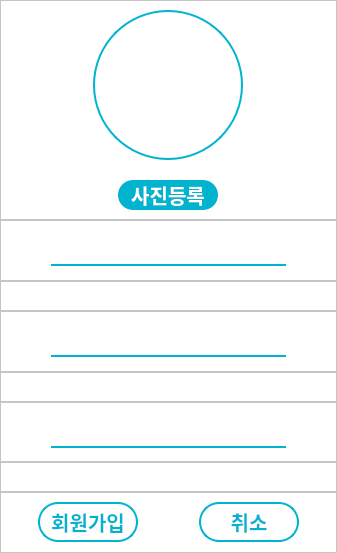
Qt form client/view/view_membership.ui (si-yeon/management_program) before a commit.
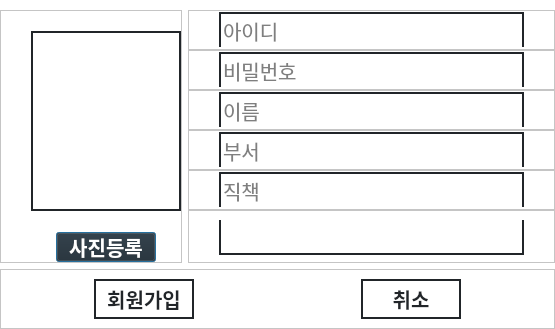
The same form after that commit.

The edit to the form file:
```diff
--- a/client/view/view_membership.ui
+++ b/client/view/view_membership.ui
@@ -6,8 +6,8 @@
    <rect>
     <x>0</x>
     <y>0</y>
-    <width>337</width>
-    <height>553</height>
+    <width>555</width>
+    <height>329</height>
    </rect>
   </property>
   <property name="windowTitle">
@@ -17,15 +17,30 @@
    <string notr="true">font-family: Pretendard;
 background-color: rgb(255, 255, 255);</string>
   </property>
-  <layout class="QVBoxLayout" name="verticalLayout">
+  <layout class="QVBoxLayout" name="verticalLayout_2">
    <property name="spacing">
-    <number>0</number>
+    <number>6</number>
    </property>
    <property name="leftMargin">
     <number>0</number>
    </property>
    <property name="topMargin">
     <number>0</number>
+   </property>
+   <property name="rightMargin">
+    <number>0</number>
+   </property>
+   <property name="bottomMargin">
+    <number>0</number>
+   </property>
+   <item>
+    <widget class="QWidget" name="widget_2" native="true">
+     <layout class="QHBoxLayout" name="horizontalLayout_8">
+      <property name="leftMargin">
+       <number>0</number>
+      </property>
+      <property name="topMargin">
+       <number>10</number>
    </property>
    <property name="rightMargin">
     <number>0</number>
@@ -45,6 +60,18 @@
       <property name="spacing">
        <number>0</number>
       </property>
+         <property name="leftMargin">
+          <number>30</number>
+         </property>
+         <property name="topMargin">
+          <number>0</number>
+         </property>
+         <property name="rightMargin">
+          <number>0</number>
+         </property>
+         <property name="bottomMargin">
+          <number>0</number>
+         </property>
       <item alignment="Qt::AlignHCenter">
        <widget class="QFrame" name="verticalFrame">
         <property name="minimumSize">
@@ -69,21 +96,23 @@
          <property name="bottomMargin">
           <number>0</number>
          </property>
-         <item>
+            <item alignment="Qt::AlignHCenter|Qt::AlignVCenter">
           <widget class="QLabel" name="lb_profile_img">
            <property name="minimumSize">
             <size>
              <width>150</width>
-             <height>150</height>
+                <height>180</height>
             </size>
            </property>
            <property name="styleSheet">
-            <string notr="true">border: 2px solid #00b3ce;
-border-radius: 75;</string>
+               <string notr="true">border: 2px solid #212529;</string>
            </property>
            <property name="text">
             <string/>
            </property>
+             </widget>
+            </item>
+           </layout>
           </widget>
          </item>
          <item alignment="Qt::AlignHCenter">
@@ -100,11 +129,17 @@
              <height>30</height>
             </size>
            </property>
+           <property name="maximumSize">
+            <size>
+             <width>16777215</width>
+             <height>30</height>
+            </size>
+           </property>
            <property name="styleSheet">
-            <string notr="true">background: #00b3ce;
+            <string notr="true">background:  #212529;
     color: #ffffff;
     font-weight: 500;
-border-radius: 15px;
+ border-radius: 0.5rem;
     font-size: 20px;</string>
            </property>
            <property name="text">
@@ -115,11 +150,32 @@
         </layout>
        </widget>
       </item>
-     </layout>
-    </widget>
-   </item>
+      <item>
+       <widget class="QWidget" name="widget" native="true">
+        <layout class="QVBoxLayout" name="verticalLayout">
+         <property name="spacing">
+          <number>0</number>
+         </property>
+         <property name="leftMargin">
+          <number>0</number>
+         </property>
+         <property name="topMargin">
+          <number>0</number>
+         </property>
+         <property name="rightMargin">
+          <number>0</number>
+         </property>
+         <property name="bottomMargin">
+          <number>0</number>
+         </property>
    <item>
     <widget class="QFrame" name="frame_2">
+           <property name="minimumSize">
+            <size>
+             <width>0</width>
+             <height>40</height>
+            </size>
+           </property>
      <property name="frameShape">
       <enum>QFrame::StyledPanel</enum>
      </property>
@@ -131,23 +187,31 @@
        <number>0</number>
       </property>
       <property name="leftMargin">
-       <number>50</number>
+             <number>30</number>
       </property>
       <property name="topMargin">
        <number>0</number>
       </property>
       <property name="rightMargin">
-       <number>50</number>
+             <number>30</number>
       </property>
       <property name="bottomMargin">
        <number>0</number>
       </property>
       <item>
        <widget class="QLineEdit" name="le_id">
+              <property name="minimumSize">
+               <size>
+                <width>0</width>
+                <height>35</height>
+               </size>
+              </property>
         <property name="styleSheet">
          <string notr="true">QLineEdit{
 border: none; 
-border-bottom: 2px solid #00b3ce;
+border-top: 2px solid #212529;
+border-left: 2px solid #212529;
+border-right: 2px solid #212529;
 background-color: transparent;
 font-size: 20px;
 }
@@ -156,30 +220,8 @@
         <property name="text">
          <string/>
         </property>
-       </widget>
-      </item>
-     </layout>
-    </widget>
-   </item>
-   <item>
-    <widget class="QFrame" name="frame_8">
-     <property name="maximumSize">
-      <size>
-       <width>16777215</width>
-       <height>30</height>
-      </size>
-     </property>
-     <property name="frameShape">
-      <enum>QFrame::StyledPanel</enum>
-     </property>
-     <property name="frameShadow">
-      <enum>QFrame::Raised</enum>
-     </property>
-     <layout class="QVBoxLayout" name="verticalLayout_9">
-      <item alignment="Qt::AlignHCenter">
-       <widget class="QLabel" name="lb_warning_id">
-        <property name="text">
-         <string/>
+              <property name="placeholderText">
+               <string>아이디</string>
         </property>
        </widget>
       </item>
@@ -188,6 +230,12 @@
    </item>
    <item>
     <widget class="QFrame" name="frame_3">
+           <property name="minimumSize">
+            <size>
+             <width>0</width>
+             <height>40</height>
+            </size>
+           </property>
      <property name="frameShape">
       <enum>QFrame::StyledPanel</enum>
      </property>
@@ -199,23 +247,31 @@
        <number>0</number>
       </property>
       <property name="leftMargin">
-       <number>50</number>
+             <number>30</number>
       </property>
       <property name="topMargin">
        <number>0</number>
       </property>
       <property name="rightMargin">
-       <number>50</number>
+             <number>30</number>
       </property>
       <property name="bottomMargin">
        <number>0</number>
       </property>
       <item>
        <widget class="QLineEdit" name="le_pw">
+              <property name="minimumSize">
+               <size>
+                <width>0</width>
+                <height>35</height>
+               </size>
+              </property>
         <property name="styleSheet">
          <string notr="true">QLineEdit{
 border: none; 
-border-bottom: 2px solid #00b3ce;
+border-top: 2px solid #212529;
+border-left: 2px solid #212529;
+border-right: 2px solid #212529;
 background-color: transparent;
 font-size: 20px;
 }
@@ -224,30 +280,8 @@
         <property name="text">
          <string/>
         </property>
-       </widget>
-      </item>
-     </layout>
-    </widget>
-   </item>
-   <item>
-    <widget class="QFrame" name="frame_7">
-     <property name="maximumSize">
-      <size>
-       <width>16777215</width>
-       <height>30</height>
-      </size>
-     </property>
-     <property name="frameShape">
-      <enum>QFrame::StyledPanel</enum>
-     </property>
-     <property name="frameShadow">
-      <enum>QFrame::Raised</enum>
-     </property>
-     <layout class="QVBoxLayout" name="verticalLayout_8">
-      <item alignment="Qt::AlignHCenter">
-       <widget class="QLabel" name="lb_warning_pw">
-        <property name="text">
-         <string/>
+              <property name="placeholderText">
+               <string>비밀번호</string>
         </property>
        </widget>
       </item>
@@ -256,6 +290,12 @@
    </item>
    <item>
     <widget class="QFrame" name="frame_5">
+           <property name="minimumSize">
+            <size>
+             <width>0</width>
+             <height>40</height>
+            </size>
+           </property>
      <property name="frameShape">
       <enum>QFrame::StyledPanel</enum>
      </property>
@@ -267,23 +307,31 @@
        <number>0</number>
       </property>
       <property name="leftMargin">
-       <number>50</number>
+             <number>30</number>
       </property>
       <property name="topMargin">
        <number>0</number>
       </property>
       <property name="rightMargin">
-       <number>50</number>
+             <number>30</number>
       </property>
       <property name="bottomMargin">
        <number>0</number>
       </property>
       <item>
        <widget class="QLineEdit" name="le_nick">
+              <property name="minimumSize">
+               <size>
+                <width>0</width>
+                <height>35</height>
+               </size>
+              </property>
         <property name="styleSheet">
          <string notr="true">QLineEdit{
 border: none; 
-border-bottom: 2px solid #00b3ce;
+border-top: 2px solid #212529;
+border-left: 2px solid #212529;
+border-right: 2px solid #212529;
 background-color: transparent;
 font-size: 20px;
 }
@@ -291,6 +339,129 @@
         </property>
         <property name="text">
          <string/>
+              </property>
+              <property name="placeholderText">
+               <string>이름</string>
+              </property>
+             </widget>
+            </item>
+           </layout>
+          </widget>
+         </item>
+         <item>
+          <widget class="QFrame" name="frame_7">
+           <property name="minimumSize">
+            <size>
+             <width>0</width>
+             <height>40</height>
+            </size>
+           </property>
+           <property name="frameShape">
+            <enum>QFrame::StyledPanel</enum>
+           </property>
+           <property name="frameShadow">
+            <enum>QFrame::Raised</enum>
+           </property>
+           <layout class="QHBoxLayout" name="horizontalLayout_6">
+            <property name="spacing">
+             <number>0</number>
+            </property>
+            <property name="leftMargin">
+             <number>30</number>
+            </property>
+            <property name="topMargin">
+             <number>0</number>
+            </property>
+            <property name="rightMargin">
+             <number>30</number>
+            </property>
+            <property name="bottomMargin">
+             <number>0</number>
+            </property>
+            <item>
+             <widget class="QLineEdit" name="le_nick_4">
+              <property name="minimumSize">
+               <size>
+                <width>0</width>
+                <height>35</height>
+               </size>
+              </property>
+              <property name="styleSheet">
+               <string notr="true">QLineEdit{
+border: none; 
+border-top: 2px solid #212529;
+border-left: 2px solid #212529;
+border-right: 2px solid #212529;
+background-color: transparent;
+font-size: 20px;
+}
+</string>
+              </property>
+              <property name="text">
+               <string/>
+              </property>
+              <property name="placeholderText">
+               <string>부서</string>
+              </property>
+             </widget>
+            </item>
+           </layout>
+          </widget>
+         </item>
+         <item>
+          <widget class="QFrame" name="frame_8">
+           <property name="minimumSize">
+            <size>
+             <width>0</width>
+             <height>40</height>
+            </size>
+           </property>
+           <property name="frameShape">
+            <enum>QFrame::StyledPanel</enum>
+           </property>
+           <property name="frameShadow">
+            <enum>QFrame::Raised</enum>
+           </property>
+           <layout class="QHBoxLayout" name="horizontalLayout_7">
+            <property name="spacing">
+             <number>0</number>
+            </property>
+            <property name="leftMargin">
+             <number>30</number>
+            </property>
+            <property name="topMargin">
+             <number>0</number>
+            </property>
+            <property name="rightMargin">
+             <number>30</number>
+            </property>
+            <property name="bottomMargin">
+             <number>0</number>
+            </property>
+            <item>
+             <widget class="QLineEdit" name="le_nick_5">
+              <property name="minimumSize">
+               <size>
+                <width>0</width>
+                <height>35</height>
+               </size>
+              </property>
+              <property name="styleSheet">
+               <string notr="true">QLineEdit{
+border: none; 
+border-top: 2px solid #212529;
+border-left: 2px solid #212529;
+border-right: 2px solid #212529;
+background-color: transparent;
+font-size: 20px;
+}
+</string>
+              </property>
+              <property name="text">
+               <string/>
+              </property>
+              <property name="placeholderText">
+               <string>직책</string>
         </property>
        </widget>
       </item>
@@ -299,10 +470,16 @@
    </item>
    <item>
     <widget class="QFrame" name="frame_6">
+           <property name="minimumSize">
+            <size>
+             <width>0</width>
+             <height>45</height>
+            </size>
+           </property>
      <property name="maximumSize">
       <size>
        <width>16777215</width>
-       <height>30</height>
+             <height>16777215</height>
       </size>
      </property>
      <property name="frameShape">
@@ -311,12 +488,39 @@
      <property name="frameShadow">
       <enum>QFrame::Raised</enum>
      </property>
-     <layout class="QVBoxLayout" name="verticalLayout_2">
-      <item alignment="Qt::AlignHCenter">
-       <widget class="QLabel" name="lb_warning_nick">
-        <property name="text">
-         <string/>
-        </property>
+           <layout class="QHBoxLayout" name="horizontalLayout_4">
+            <property name="leftMargin">
+             <number>30</number>
+            </property>
+            <property name="rightMargin">
+             <number>30</number>
+            </property>
+            <item>
+             <widget class="QListWidget" name="listWidget">
+              <property name="minimumSize">
+               <size>
+                <width>0</width>
+                <height>35</height>
+               </size>
+              </property>
+              <property name="styleSheet">
+               <string notr="true">border-bottom: 2px solid #212529;
+border-left: 2px solid #212529;
+border-right: 2px solid #212529;
+background-color: transparent;</string>
+              </property>
+              <property name="frameShape">
+               <enum>QFrame::NoFrame</enum>
+              </property>
+              <property name="frameShadow">
+               <enum>QFrame::Plain</enum>
+              </property>
+             </widget>
+            </item>
+           </layout>
+          </widget>
+         </item>
+        </layout>
        </widget>
       </item>
      </layout>
@@ -331,6 +535,21 @@
       <enum>QFrame::Raised</enum>
      </property>
      <layout class="QHBoxLayout" name="horizontalLayout_2">
+      <property name="spacing">
+       <number>0</number>
+      </property>
+      <property name="leftMargin">
+       <number>9</number>
+      </property>
+      <property name="topMargin">
+       <number>9</number>
+      </property>
+      <property name="rightMargin">
+       <number>9</number>
+      </property>
+      <property name="bottomMargin">
+       <number>9</number>
+      </property>
       <item alignment="Qt::AlignHCenter">
        <widget class="QPushButton" name="pb_join">
         <property name="minimumSize">
@@ -343,16 +562,18 @@
          <font>
           <family>Pretendard</family>
           <pointsize>-1</pointsize>
-          <bold>false</bold>
+          <weight>62</weight>
+          <bold>true</bold>
          </font>
         </property>
         <property name="styleSheet">
-         <string notr="true">border: 2px solid #00b3ce;
+         <string notr="true">border: 2px solid #212529;
     background-color: #fff;
-    color: #00b3ce;
+    color: #212529;
     font-weight: 500;
-border-radius: 20px;
     font-size: 20px;
+    border-top-left-radius: 0.3rem;
+    border-top-right-radius: 0.3rem;
 
 </string>
         </property>
@@ -373,16 +594,18 @@
          <font>
           <family>Pretendard</family>
           <pointsize>-1</pointsize>
-          <bold>false</bold>
+          <weight>62</weight>
+          <bold>true</bold>
          </font>
         </property>
         <property name="styleSheet">
-         <string notr="true">border: 2px solid #00b3ce;
+         <string notr="true">border: 2px solid #212529;
     background-color: #fff;
-    color: #00b3ce;
+    color: #212529;
     font-weight: 500;
-border-radius: 20px;
     font-size: 20px;
+    border-radius: 0.5rem;
+
 
 </string>
         </property>
```
Lines whose indentation alone changed are shown as unchanged.
